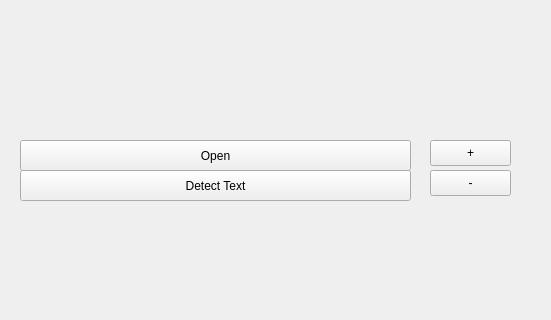
Qt form window.ui (uol-mediaprocessing-2021-2022/students_projects-can-i-read-it) before a commit; both pictures show x 0 to 551 and y 680 to 1000 of the 1000 by 1000 pixel window.
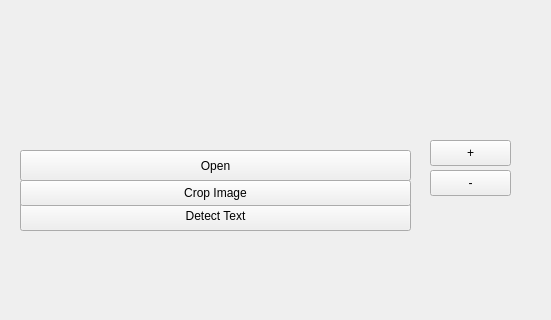
The same form after that commit.

Commit message: Zwischenstand bevor etwas neues probiert wird.

The edit to the form file:
```diff
--- a/window.ui
+++ b/window.ui
@@ -21,7 +21,7 @@
     <property name="geometry">
      <rect>
       <x>20</x>
-      <y>820</y>
+      <y>830</y>
       <width>391</width>
       <height>31</height>
      </rect>
@@ -34,7 +34,7 @@
     <property name="geometry">
      <rect>
       <x>20</x>
-      <y>850</y>
+      <y>880</y>
       <width>391</width>
       <height>31</height>
      </rect>
@@ -91,6 +91,19 @@
      <bool>false</bool>
     </property>
    </widget>
+   <widget class="QPushButton" name="cropButton">
+    <property name="geometry">
+     <rect>
+      <x>20</x>
+      <y>860</y>
+      <width>391</width>
+      <height>26</height>
+     </rect>
+    </property>
+    <property name="text">
+     <string>Crop Image</string>
+    </property>
+   </widget>
   </widget>
   <widget class="QMenuBar" name="menubar">
    <property name="geometry">
```
The commit also changes 1 other file.
